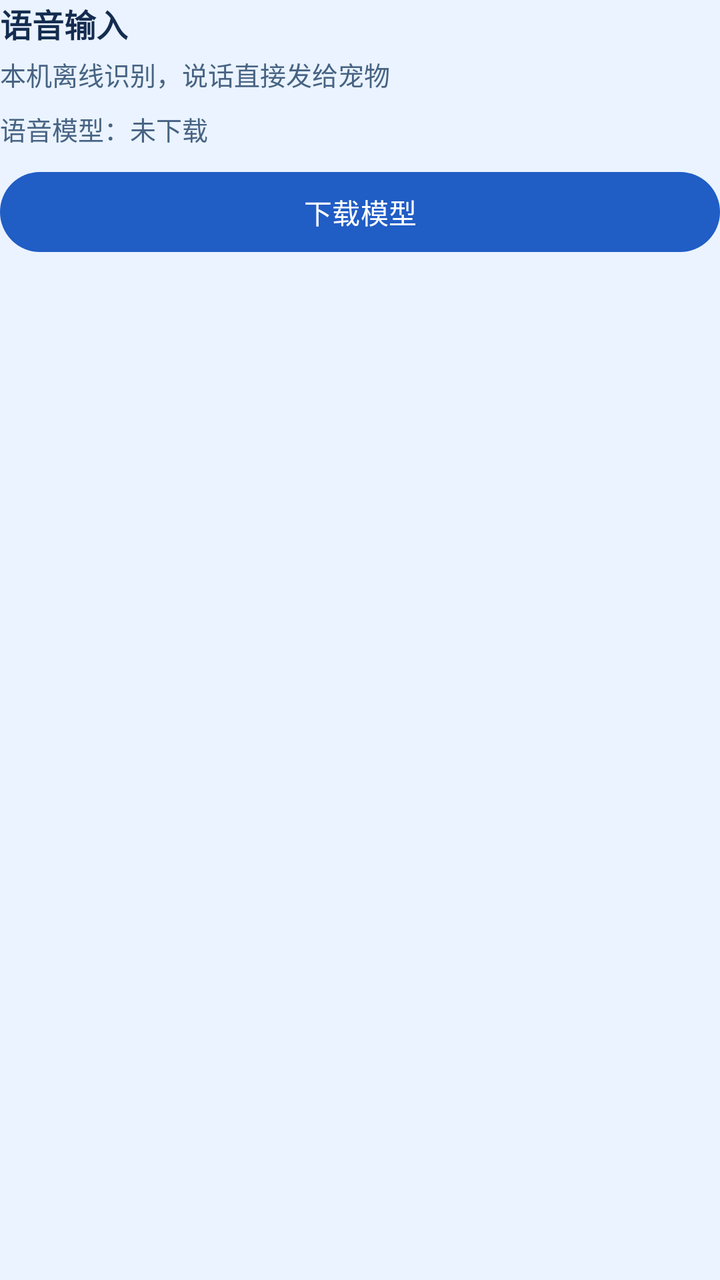
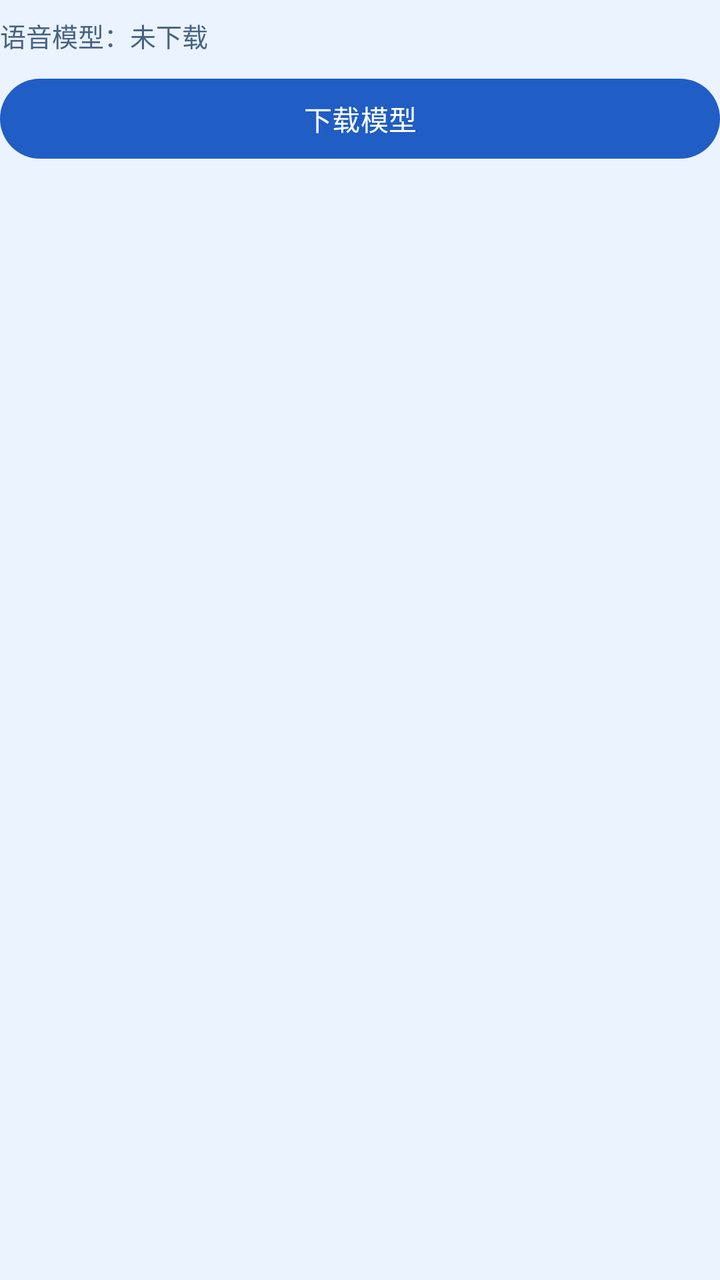

Compare the two renders of this Android layout. The source of the first and the diff that turns it into the second are given below.
<!-- AndroidManifest.xml: application theme Theme.Bluefin -->
<!-- res/layout/section_voice_settings.xml -->
<?xml version="1.0" encoding="utf-8"?>
<LinearLayout xmlns:android="http://schemas.android.com/apk/res/android"
    android:layout_width="match_parent"
    android:layout_height="wrap_content"
    android:layout_marginTop="20dp"
    android:orientation="vertical">

    <TextView
        android:layout_width="match_parent"
        android:layout_height="wrap_content"
        android:text="@string/voice_settings_title"
        android:textColor="@color/ink"
        android:textSize="16sp"
        android:textStyle="bold" />

    <TextView
        android:layout_width="match_parent"
        android:layout_height="wrap_content"
        android:layout_marginTop="4dp"
        android:text="@string/voice_settings_summary"
        android:textColor="@color/muted"
        android:textSize="13sp" />

    <TextView
        android:id="@+id/voice_model_status"
        android:layout_width="match_parent"
        android:layout_height="wrap_content"
        android:layout_marginTop="8dp"
        android:text="@string/voice_model_status_missing"
        android:textColor="@color/muted"
        android:textSize="13sp" />

    <com.google.android.material.button.MaterialButton
        android:id="@+id/voice_model_action"
        android:layout_width="match_parent"
        android:layout_height="wrap_content"
        android:layout_marginTop="8dp"
        android:minHeight="48dp"
        android:text="@string/voice_model_redownload" />

    <com.google.android.material.button.MaterialButton
        android:id="@+id/voice_model_delete"
        style="@style/Widget.Material3.Button.OutlinedButton"
        android:layout_width="match_parent"
        android:layout_height="wrap_content"
        android:layout_marginTop="4dp"
        android:minHeight="48dp"
        android:text="@string/voice_model_delete"
        android:visibility="gone" />
</LinearLayout>
<!-- resources referenced by this layout -->
<resources>
  <color name="ink">#142C50</color>
  <color name="muted">#476383</color>
  <string name="voice_model_delete">删除模型</string>
  <string name="voice_model_redownload">下载模型</string>
  <string name="voice_model_status_missing">语音模型：未下载</string>
  <string name="voice_settings_summary">本机离线识别，说话直接发给宠物</string>
  <string name="voice_settings_title">语音输入</string>
  <style name="Theme.Bluefin" parent="Theme.Material3.Light.NoActionBar">
          <item name="colorPrimary">@color/accent</item>
          <item name="colorOnPrimary">@android:color/white</item>
          <item name="colorSurface">@color/paper</item>
          <item name="colorSurfaceContainerLow">@color/ice</item>
          <item name="colorSurfaceContainerHigh">@color/ice</item>
          <item name="colorSurfaceContainerHighest">@color/blue_mist</item>
          <item name="colorOnSurface">@color/ink</item>
          <item name="colorOnSurfaceVariant">@color/muted</item>
          <item name="colorPrimaryContainer">@color/blue_mist</item>
          <item name="colorOnPrimaryContainer">@color/blue_deep</item>
          <item name="colorSecondaryContainer">@color/blue_mist</item>
          <item name="colorOnSecondaryContainer">@color/blue_deep</item>
          <item name="colorOutline">@color/blue_outline</item>
          <item name="colorOutlineVariant">@color/blue_line</item>
          <item name="android:statusBarColor">@android:color/transparent</item>
          <item name="android:navigationBarColor">@android:color/transparent</item>
          <item name="android:windowBackground">@color/stage</item>
          <item name="android:forceDarkAllowed" tools:targetApi="29">false</item>
      </style>
  <color name="accent">#205DC5</color>
  <color name="paper">#FFFFFF</color>
  <color name="ice">#F1F7FF</color>
  <color name="blue_mist">#E0EEFF</color>
  <color name="blue_deep">#16458F</color>
  <color name="blue_outline">#7193B9</color>
  <color name="blue_line">#CADDF3</color>
  <color name="stage">#EAF3FF</color>
</resources>

<!-- the commit's change to res/layout/section_voice_settings.xml (unified diff, before → after) -->
@@ -2,24 +2,7 @@
 <LinearLayout xmlns:android="http://schemas.android.com/apk/res/android"
     android:layout_width="match_parent"
     android:layout_height="wrap_content"
-    android:layout_marginTop="20dp"
     android:orientation="vertical">
-
-    <TextView
-        android:layout_width="match_parent"
-        android:layout_height="wrap_content"
-        android:text="@string/voice_settings_title"
-        android:textColor="@color/ink"
-        android:textSize="16sp"
-        android:textStyle="bold" />
-
-    <TextView
-        android:layout_width="match_parent"
-        android:layout_height="wrap_content"
-        android:layout_marginTop="4dp"
-        android:text="@string/voice_settings_summary"
-        android:textColor="@color/muted"
-        android:textSize="13sp" />
 
     <TextView
         android:id="@+id/voice_model_status"
<!-- resource entries referenced after the edit -->
@@ -5,8 +5,6 @@
   <string name="voice_model_delete">删除模型</string>
   <string name="voice_model_redownload">下载模型</string>
   <string name="voice_model_status_missing">语音模型：未下载</string>
-  <string name="voice_settings_summary">本机离线识别，说话直接发给宠物</string>
-  <string name="voice_settings_title">语音输入</string>
   <style name="Theme.Bluefin" parent="Theme.Material3.Light.NoActionBar">
           <item name="colorPrimary">@color/accent</item>
           <item name="colorOnPrimary">@android:color/white</item>
